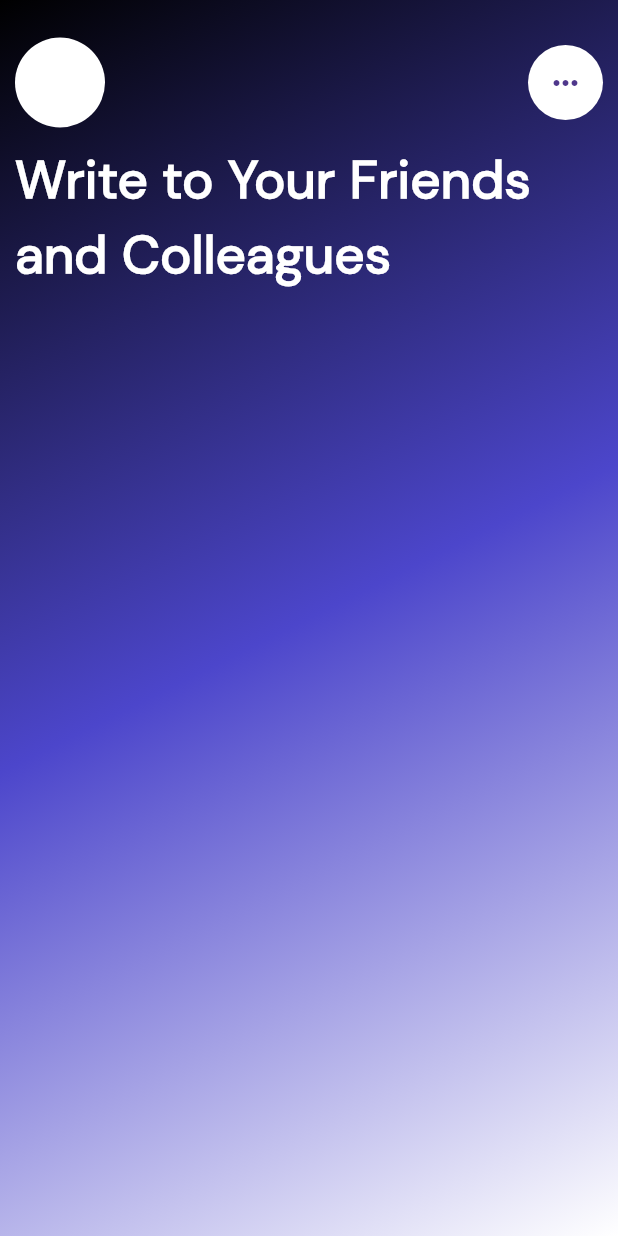
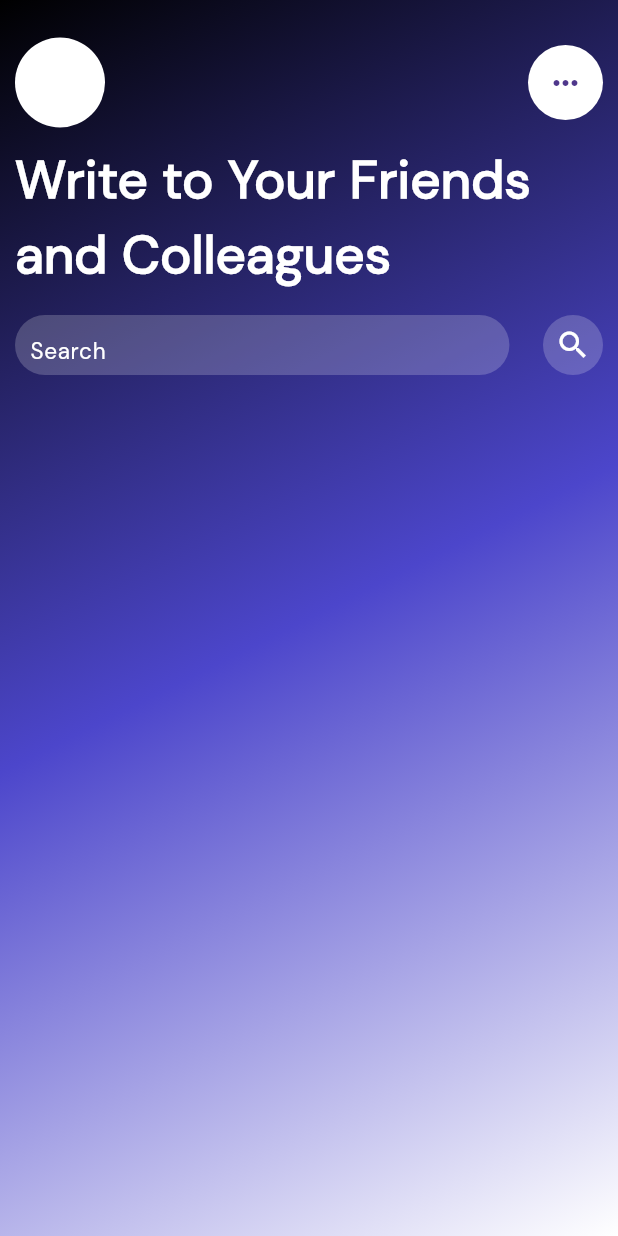
Before and after one commit to janWICKEDpro/real_time_chat, a Flutter app: the screen it shows after launch, on a phone screen of 412 x 824 dp. Run offline on Flutter 3.47's test engine with Material 2 defaults, Android fonts, the phone set to English and light mode, and no system bars; our stand-ins replace firebase_core, flutter_bloc, get_it, go_router; accounts and stored records are empty.

Commit message:
hit a wall

```diff
--- a/lib/main.dart
+++ b/lib/main.dart
@@ -10,9 +10,9 @@ import 'package:firebase_core/firebase_core.dart';
 
 void main() async {
   WidgetsFlutterBinding.ensureInitialized();
-  SystemChrome.setSystemUIOverlayStyle(const SystemUiOverlayStyle(
-    statusBarColor: purple,
-  ));
+  // SystemChrome.setSystemUIOverlayStyle(const SystemUiOverlayStyle(
+  //   statusBarColor: purple,
+  // ));
   await Firebase.initializeApp(
     options: DefaultFirebaseOptions.currentPlatform,
   );
@@ -28,8 +28,10 @@ class MyApp extends StatelessWidget {
     return GestureDetector(
       onTap: () {
         //dimiss keyboard
+        FocusManager.instance.primaryFocus?.unfocus();
       },
       child: MaterialApp.router(
+          debugShowCheckedModeBanner: false,
           routerConfig: locator<AppRouter>().routes,
           // routerDelegate: ,
           theme: AppThemes().widgetTheme),
--- a/lib/screens/chat_screen.dart
+++ b/lib/screens/chat_screen.dart
@@ -1,5 +1,6 @@
 import 'package:chat_app/themes/colors.dart';
 import 'package:chat_app/themes/themes.dart';
+import 'package:chat_app/widgets/chat_tile.dart';
 import 'package:chat_app/widgets/search_bar.dart';
 import 'package:chat_app/widgets/message_tile.dart';
 import 'package:chat_app/widgets/size_box.dart';
@@ -44,7 +45,15 @@ class MainScreen extends StatelessWidget {
                   Text(
                     "Write to Your Friends and Colleagues",
                     style: AppThemes().headers,
-                  )
+                  ),
+                  sizedBox(height: 15),
+                  MySearchBar(),
+                  Expanded(
+                      child: SizedBox(
+                    child: Scrollbar(
+                      child: SingleChildScrollView(),
+                    ),
+                  ))
                 ],
               ),
             ),
--- a/lib/widgets/search_bar.dart
+++ b/lib/widgets/search_bar.dart
@@ -7,18 +7,15 @@ class MySearchBar extends StatelessWidget {
 
   @override
   Widget build(BuildContext context) {
-    return Padding(
-      padding: const EdgeInsets.only(left: 8.0, right: 8.0),
-      child: Row(
+    return Row(
       mainAxisAlignment: MainAxisAlignment.spaceBetween,
       children: [
-          Opacity(
-            opacity: 0.6,
-            child: Container(
+        Container(
           height: 40,
           width: MediaQuery.of(context).size.width * 0.8,
           decoration: BoxDecoration(
-                  borderRadius: BorderRadius.circular(20), color: grey),
+              borderRadius: BorderRadius.circular(20),
+              color: const Color.fromRGBO(255, 255, 255, 0.2)),
           child: Center(
             child: Padding(
               padding: const EdgeInsets.only(left: 10.0),
@@ -33,15 +30,12 @@ class MySearchBar extends StatelessWidget {
             ),
           ),
         ),
-          ),
-          Opacity(
-            opacity: 0.6,
-            child: Container(
+        Container(
           height: 40,
           width: 40,
           decoration: BoxDecoration(
             borderRadius: BorderRadius.circular(20),
-                color: grey,
+            color: const Color.fromRGBO(255, 255, 255, 0.2),
           ),
           child: IconButton(
               onPressed: () {},
@@ -49,10 +43,8 @@ class MySearchBar extends StatelessWidget {
                 Icons.search,
                 color: white,
               )),
-            ),
         )
       ],
-      ),
     );
   }
 }
```
Lines whose indentation alone changed are shown as unchanged.
